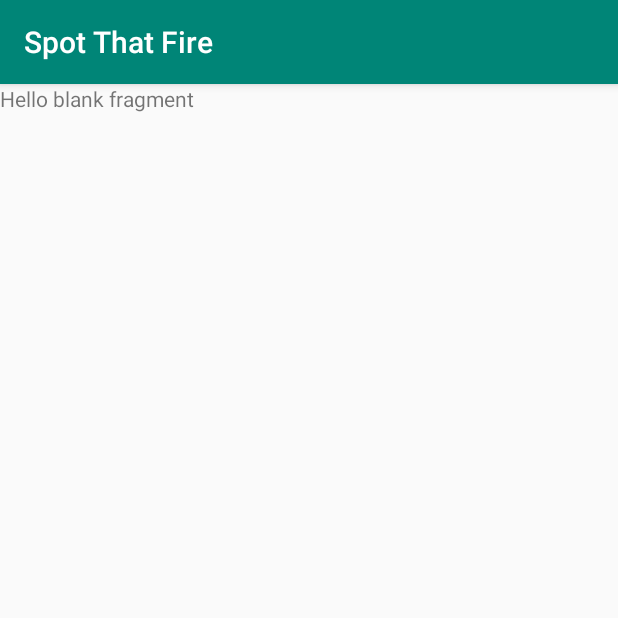
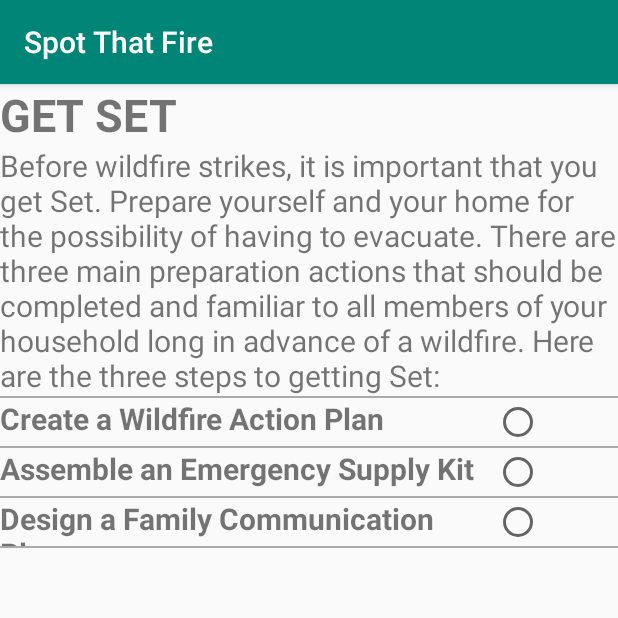
Before and after one commit to Kiarasht/SpotThatFire, an Android app: the fragment SetFragment shown on its own in the app's theme, on a phone screen of 412 x 824 dp, the top half of it. Run offline under Robolectric (Android 15) with nearby library versions, the phone set to English and light mode, and no system bars.

Commit message:
Finished the Get Set page

```diff
--- a/app/src/main/java/com/restart/spotthatfire/ui/notifications/PrepareFragment.java
+++ b/app/src/main/java/com/restart/spotthatfire/ui/notifications/PrepareFragment.java
@@ -15,14 +15,19 @@ import com.restart.spotthatfire.ui.notifications.go.GoFragment;
 import com.restart.spotthatfire.ui.notifications.ready.ReadyFragment;
 import com.restart.spotthatfire.ui.notifications.set.SetFragment;
 
-public class PrepareFragment extends Fragment {
+public class PrepareFragment extends Fragment implements View.OnClickListener {
 
     public View onCreateView(@NonNull LayoutInflater inflater, ViewGroup container, Bundle savedInstanceState) {
         View view = inflater.inflate(R.layout.fragment_notifications, container, false);
 
-        view.findViewById(R.id.readyLayout).setOnClickListener(new View.OnClickListener() {
+        view.findViewById(R.id.readyLayout).setOnClickListener(this);
+        view.findViewById(R.id.setLayout).setOnClickListener(this);
+
+        return view;
+    }
+
     @Override
-            public void onClick(@NonNull View view) {
+    public void onClick(View view) {
         final FragmentTransaction ft = requireActivity().getSupportFragmentManager().beginTransaction();
 
         switch (view.getId()) {
@@ -45,8 +50,4 @@ public class PrepareFragment extends Fragment {
                 break;
         }
     }
-        });
-
-        return view;
 }
-}
--- a/app/src/main/java/com/restart/spotthatfire/ui/notifications/ready/ReadyFragment.java
+++ b/app/src/main/java/com/restart/spotthatfire/ui/notifications/ready/ReadyFragment.java
@@ -1,7 +1,5 @@
 package com.restart.spotthatfire.ui.notifications.ready;
 
-import android.content.Context;
-import android.net.Uri;
 import android.os.Bundle;
 
 import androidx.fragment.app.Fragment;
--- a/app/src/main/java/com/restart/spotthatfire/ui/notifications/set/SetFragment.java
+++ b/app/src/main/java/com/restart/spotthatfire/ui/notifications/set/SetFragment.java
@@ -1,17 +1,20 @@
 package com.restart.spotthatfire.ui.notifications.set;
 
+import android.content.Context;
+import android.net.Uri;
 import android.os.Bundle;
+
+import androidx.fragment.app.Fragment;
+
 import android.view.LayoutInflater;
 import android.view.View;
 import android.view.ViewGroup;
 
 import com.restart.spotthatfire.R;
 
-import androidx.fragment.app.Fragment;
-
 public class SetFragment extends Fragment {
     @Override
     public View onCreateView(LayoutInflater inflater, ViewGroup container, Bundle savedInstanceState) {
-        return inflater.inflate(R.layout.fragment_ready, container, false);
+        return inflater.inflate(R.layout.fragment_set, container, false);
     }
 }
--- a/app/src/main/res/layout/fragment_notifications.xml
+++ b/app/src/main/res/layout/fragment_notifications.xml
@@ -91,7 +91,7 @@
         app:layout_constraintEnd_toEndOf="parent"
         app:layout_constraintHorizontal_bias="1.0"
         app:layout_constraintStart_toStartOf="parent"
-        app:layout_constraintTop_toBottomOf="@+id/textView9"
+        app:layout_constraintTop_toBottomOf="@+id/getSetDescription"
         app:layout_constraintVertical_bias="0.0">
 
 
@@ -125,7 +125,7 @@
     </LinearLayout>
 
     <TextView
-        android:id="@+id/textView9"
+        android:id="@+id/getSetDescription"
         android:layout_width="wrap_content"
         android:layout_height="wrap_content"
         android:text="Complete the checklists below to help prepare your family, home and property for a wildfire. Then track your progress with the preparedness meter"
--- /dev/null
+++ b/app/src/main/res/layout/fragment_set.xml
@@ -0,0 +1,149 @@
+<?xml version="1.0" encoding="utf-8"?>
+<androidx.constraintlayout.widget.ConstraintLayout xmlns:android="http://schemas.android.com/apk/res/android"
+    android:layout_width="match_parent"
+    android:layout_height="match_parent"
+    xmlns:app="http://schemas.android.com/apk/res-auto" >
+
+
+    <TextView
+        android:id="@+id/getSetTextView"
+        android:layout_width="wrap_content"
+        android:layout_height="wrap_content"
+        android:text="GET SET"
+        android:textSize="30sp"
+        android:textStyle="bold"
+        app:layout_constraintTop_toTopOf="parent"
+        app:layout_constraintStart_toStartOf="parent"
+        />
+
+    <TextView
+        android:id="@+id/getSetDescription"
+        android:layout_width="wrap_content"
+        android:layout_height="wrap_content"
+        android:text="Before wildfire strikes, it is important that you get Set. Prepare yourself and your home for the possibility of having to evacuate. There are three main preparation actions that should be completed and familiar to all members of your household long in advance of a wildfire. Here are the three steps to getting Set:"
+        android:textSize="20sp"
+        app:layout_constraintEnd_toEndOf="parent"
+        app:layout_constraintStart_toStartOf="parent"
+        app:layout_constraintTop_toBottomOf="@+id/getSetTextView" />
+
+    <View
+        android:id="@+id/set_divider0"
+        android:layout_width="match_parent"
+        android:layout_height="1dp"
+        android:background="@android:color/darker_gray"
+        app:layout_constraintEnd_toEndOf="parent"
+        app:layout_constraintStart_toStartOf="parent"
+        app:layout_constraintTop_toBottomOf="@+id/getSetDescription" />
+
+    <LinearLayout
+        android:id="@+id/set_item0"
+        android:layout_width="match_parent"
+        android:layout_height="wrap_content"
+        android:clickable="true"
+        android:clipChildren="true"
+        android:orientation="horizontal"
+        android:weightSum="100"
+        app:layout_constraintStart_toStartOf="parent"
+        app:layout_constraintEnd_toEndOf="parent"
+        app:layout_constraintTop_toBottomOf="@+id/set_divider0">
+
+        <TextView
+            android:layout_width="0dp"
+            android:layout_height="match_parent"
+            android:layout_weight="80"
+            android:text="Create a Wildfire Action Plan"
+            android:textStyle="bold"
+            android:textSize="20sp" />
+
+        <RadioButton
+            android:id="@+id/set_radioButton0"
+            android:layout_width="0dp"
+            android:layout_height="wrap_content"
+            android:layout_weight="80" />
+
+    </LinearLayout>
+
+    <View
+        android:id="@+id/set_divider1"
+        android:layout_width="match_parent"
+        android:layout_height="1dp"
+        android:background="@android:color/darker_gray"
+        app:layout_constraintEnd_toEndOf="parent"
+        app:layout_constraintStart_toStartOf="parent"
+        app:layout_constraintTop_toBottomOf="@+id/set_item0" />
+
+    <LinearLayout
+        android:id="@+id/item1"
+        android:layout_width="match_parent"
+        android:layout_height="wrap_content"
+        android:clickable="true"
+        android:clipChildren="true"
+        android:orientation="horizontal"
+        android:weightSum="100"
+        app:layout_constraintStart_toStartOf="parent"
+        app:layout_constraintEnd_toEndOf="parent"
+        app:layout_constraintTop_toBottomOf="@+id/set_divider1">
+
+        <TextView
+            android:id="@+id/assembleAnEmergencySupplyKit"
+            android:layout_width="0dp"
+            android:layout_height="match_parent"
+            android:layout_weight="80"
+            android:text="Assemble an Emergency Supply Kit"
+            android:textStyle="bold"
+            android:textSize="20sp" />
+
+
+        <RadioButton
+            android:id="@+id/set_radioButton1"
+            android:layout_width="0dp"
+            android:layout_height="wrap_content"
+            android:layout_weight="80" />
+    </LinearLayout>
+
+    <View
+        android:id="@+id/divider2"
+        android:layout_width="match_parent"
+        android:layout_height="1dp"
+        android:background="@android:color/darker_gray"
+        app:layout_constraintEnd_toEndOf="parent"
+        app:layout_constraintStart_toStartOf="parent"
+        app:layout_constraintTop_toBottomOf="@+id/item1" />
+
+    <LinearLayout
+        android:id="@+id/set_item2"
+        android:layout_width="match_parent"
+        android:layout_height="wrap_content"
+        android:clickable="true"
+        android:clipChildren="true"
+        android:orientation="horizontal"
+        android:weightSum="100"
+        app:layout_constraintStart_toStartOf="parent"
+        app:layout_constraintEnd_toEndOf="parent"
+        app:layout_constraintTop_toBottomOf="@+id/divider2">
+
+        <TextView
+            android:id="@+id/designAFamilyCommunication"
+            android:layout_width="0dp"
+            android:layout_height="match_parent"
+            android:layout_weight="80"
+            android:text="Design a Family Communication Plan"
+            android:textStyle="bold"
+            android:textSize="20sp" />
+
+        <RadioButton
+            android:id="@+id/set_radioButton2"
+            android:layout_width="0dp"
+            android:layout_height="wrap_content"
+            android:layout_weight="80" />
+    </LinearLayout>
+
+    <View
+        android:layout_width="match_parent"
+        android:layout_height="1dp"
+        android:background="@android:color/darker_gray"
+        app:layout_constraintEnd_toEndOf="parent"
+        app:layout_constraintStart_toStartOf="parent"
+        app:layout_constraintTop_toBottomOf="@+id/set_item2" />
+
+</androidx.constraintlayout.widget.ConstraintLayout>
```
Also changed, not shown: 191 other files. Lines whose indentation alone changed are shown as unchanged.
